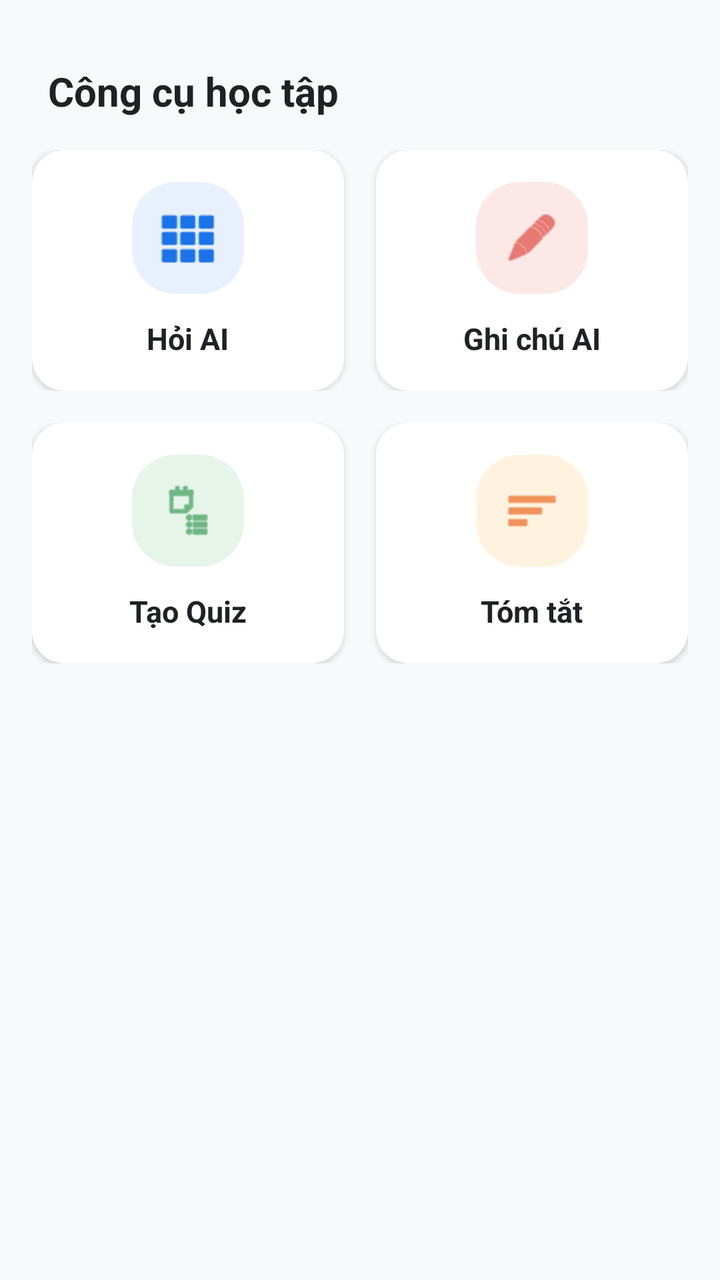
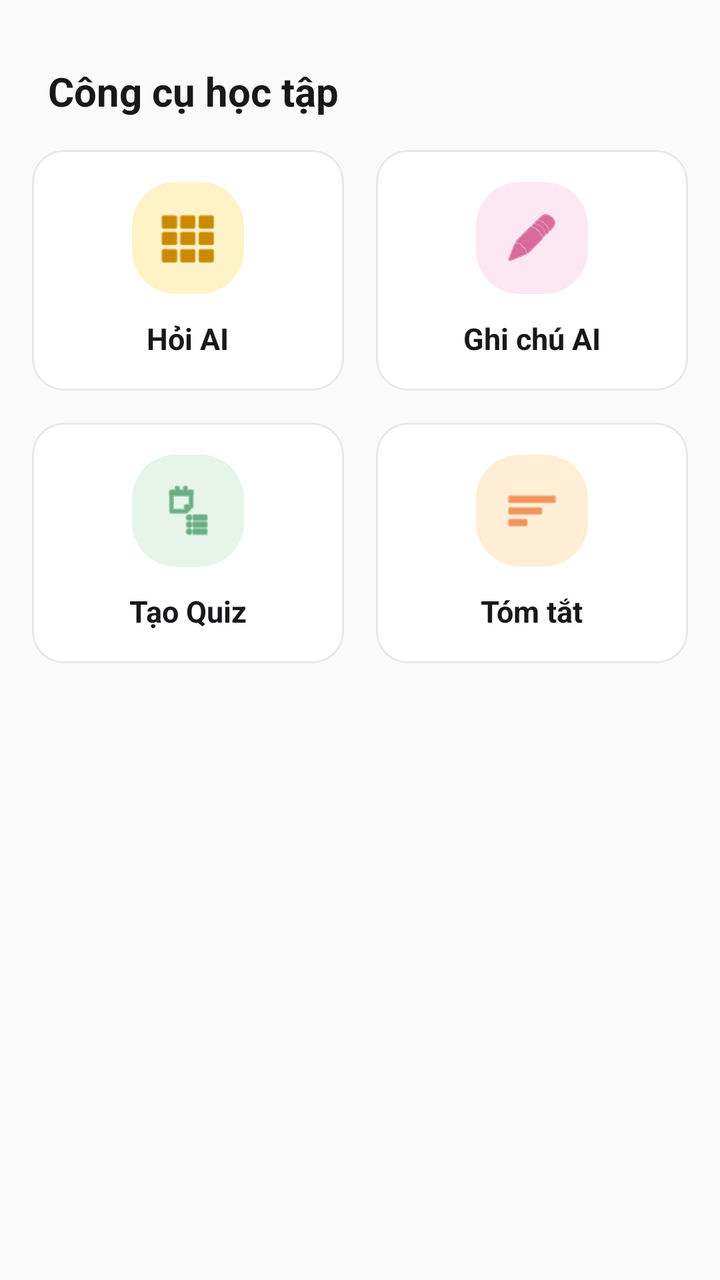

Compare the two renders of this Android layout. The source of the first and the diff that turns it into the second are given below.
<!-- AndroidManifest.xml: application theme Theme.DACS -->
<!-- res/layout/item_home_footer.xml -->
<?xml version="1.0" encoding="utf-8"?>
<LinearLayout xmlns:android="http://schemas.android.com/apk/res/android"
    xmlns:app="http://schemas.android.com/apk/res-auto"
    android:layout_width="match_parent"
    android:layout_height="wrap_content"
    android:orientation="vertical"
    android:background="#F8F9FA"
    android:paddingHorizontal="16dp"
    android:paddingTop="32dp"
    android:paddingBottom="56dp">

    
    <TextView
        android:layout_width="wrap_content"
        android:layout_height="wrap_content"
        android:layout_marginStart="8dp"
        android:layout_marginBottom="16dp"
        android:text="Công cụ học tập"
        android:textColor="#202124"
        android:textSize="20sp"
        android:textStyle="bold" />

    
    <LinearLayout
        android:layout_width="match_parent"
        android:layout_height="wrap_content"
        android:orientation="horizontal"
        android:baselineAligned="false">

        
        <com.google.android.material.card.MaterialCardView
            android:id="@+id/cardAskAI"
            android:layout_width="0dp"
            android:layout_height="wrap_content"
            android:layout_weight="1"
            android:layout_marginEnd="8dp"
            app:cardCornerRadius="16dp"
            app:cardElevation="2dp"
            app:cardBackgroundColor="#FFFFFF"
            android:clickable="true"
            android:focusable="true">

            <LinearLayout
                android:layout_width="match_parent"
                android:layout_height="wrap_content"
                android:orientation="vertical"
                android:padding="16dp"
                android:gravity="center">

                <LinearLayout
                    android:layout_width="56dp"
                    android:layout_height="56dp"
                    android:background="@drawable/bg_input_rounded"
                    android:backgroundTint="#E8F0FE"
                    android:gravity="center">
                    <ImageView android:layout_width="28dp" android:layout_height="28dp" android:src="@android:drawable/ic_dialog_dialer" app:tint="#1A73E8"/>
                </LinearLayout>

                <TextView
                    android:layout_width="wrap_content"
                    android:layout_height="wrap_content"
                    android:layout_marginTop="12dp"
                    android:text="Hỏi AI"
                    android:textColor="#202124"
                    android:textStyle="bold"
                    android:textSize="15sp"/>
            </LinearLayout>
        </com.google.android.material.card.MaterialCardView>

        
        <com.google.android.material.card.MaterialCardView
            android:id="@+id/cardAINotes"
            android:layout_width="0dp"
            android:layout_height="wrap_content"
            android:layout_weight="1"
            android:layout_marginStart="8dp"
            app:cardCornerRadius="16dp"
            app:cardElevation="2dp"
            app:cardBackgroundColor="#FFFFFF"
            android:clickable="true"
            android:focusable="true">

            <LinearLayout
                android:layout_width="match_parent"
                android:layout_height="wrap_content"
                android:orientation="vertical"
                android:padding="16dp"
                android:gravity="center">

                <LinearLayout
                    android:layout_width="56dp"
                    android:layout_height="56dp"
                    android:background="@drawable/bg_input_rounded"
                    android:backgroundTint="#FCE8E6"
                    android:gravity="center">
                    <ImageView android:layout_width="28dp" android:layout_height="28dp" android:src="@android:drawable/ic_menu_edit" app:tint="#D93025"/>
                </LinearLayout>

                <TextView
                    android:layout_width="wrap_content"
                    android:layout_height="wrap_content"
                    android:layout_marginTop="12dp"
                    android:text="Ghi chú AI"
                    android:textColor="#202124"
                    android:textStyle="bold"
                    android:textSize="15sp"/>
            </LinearLayout>
        </com.google.android.material.card.MaterialCardView>
    </LinearLayout>

    
    <LinearLayout
        android:layout_width="match_parent"
        android:layout_height="wrap_content"
        android:orientation="horizontal"
        android:layout_marginTop="16dp"
        android:baselineAligned="false">

        
        <com.google.android.material.card.MaterialCardView
            android:id="@+id/cardQuiz"
            android:layout_width="0dp"
            android:layout_height="wrap_content"
            android:layout_weight="1"
            android:layout_marginEnd="8dp"
            app:cardCornerRadius="16dp"
            app:cardElevation="2dp"
            app:cardBackgroundColor="#FFFFFF"
            android:clickable="true"
            android:focusable="true">

            <LinearLayout
                android:layout_width="match_parent"
                android:layout_height="wrap_content"
                android:orientation="vertical"
                android:padding="16dp"
                android:gravity="center">

                <LinearLayout
                    android:layout_width="56dp"
                    android:layout_height="56dp"
                    android:background="@drawable/bg_input_rounded"
                    android:backgroundTint="#E6F4EA"
                    android:gravity="center">
                    <ImageView android:layout_width="28dp" android:layout_height="28dp" android:src="@android:drawable/ic_menu_agenda" app:tint="#1E8E3E"/>
                </LinearLayout>

                <TextView
                    android:layout_width="wrap_content"
                    android:layout_height="wrap_content"
                    android:layout_marginTop="12dp"
                    android:text="Tạo Quiz"
                    android:textColor="#202124"
                    android:textStyle="bold"
                    android:textSize="15sp"/>
            </LinearLayout>
        </com.google.android.material.card.MaterialCardView>

        
        <com.google.android.material.card.MaterialCardView
            android:id="@+id/cardSummary"
            android:layout_width="0dp"
            android:layout_height="wrap_content"
            android:layout_weight="1"
            android:layout_marginStart="8dp"
            app:cardCornerRadius="16dp"
            app:cardElevation="2dp"
            app:cardBackgroundColor="#FFFFFF"
            android:clickable="true"
            android:focusable="true">

            <LinearLayout
                android:layout_width="match_parent"
                android:layout_height="wrap_content"
                android:orientation="vertical"
                android:padding="16dp"
                android:gravity="center">

                <LinearLayout
                    android:layout_width="56dp"
                    android:layout_height="56dp"
                    android:background="@drawable/bg_input_rounded"
                    android:backgroundTint="#FFF3E0"
                    android:gravity="center">
                    <ImageView android:layout_width="28dp" android:layout_height="28dp" android:src="@android:drawable/ic_menu_sort_by_size" app:tint="#E65100"/>
                </LinearLayout>

                <TextView
                    android:layout_width="wrap_content"
                    android:layout_height="wrap_content"
                    android:layout_marginTop="12dp"
                    android:text="Tóm tắt"
                    android:textColor="#202124"
                    android:textStyle="bold"
                    android:textSize="15sp"/>
            </LinearLayout>
        </com.google.android.material.card.MaterialCardView>
    </LinearLayout>

</LinearLayout>
<!-- resources referenced by this layout -->
<resources>
  <!-- drawable bg_input_rounded (drawable) -->
  <shape xmlns:android="http://schemas.android.com/apk/res/android">
      <solid android:color="#F4F4F4"/>
      <corners android:radius="22dp"/>
  </shape>
  <style name="Theme.DACS" parent="Theme.MaterialComponents.Light.NoActionBar">
          <item name="android:windowTranslucentStatus">true</item>
          <item name="android:windowTranslucentNavigation">true</item>
      </style>
</resources>

<!-- the commit's change to res/layout/item_home_footer.xml (unified diff, before → after) -->
@@ -4,7 +4,7 @@
     android:layout_width="match_parent"
     android:layout_height="wrap_content"
     android:orientation="vertical"
-    android:background="#F8F9FA"
+    android:background="#FAFAFA"
     android:paddingHorizontal="16dp"
     android:paddingTop="32dp"
     android:paddingBottom="56dp">
@@ -16,7 +16,7 @@
         android:layout_marginStart="8dp"
         android:layout_marginBottom="16dp"
         android:text="Công cụ học tập"
-        android:textColor="#202124"
+        android:textColor="#18181B"
         android:textSize="20sp"
         android:textStyle="bold" />
 
@@ -35,25 +35,31 @@
             android:layout_weight="1"
             android:layout_marginEnd="8dp"
             app:cardCornerRadius="16dp"
-            app:cardElevation="2dp"
-            app:cardBackgroundColor="#FFFFFF"
-            android:clickable="true"
-            android:focusable="true">
-
-            <LinearLayout
-                android:layout_width="match_parent"
-                android:layout_height="wrap_content"
-                android:orientation="vertical"
-                android:padding="16dp"
-                android:gravity="center">
-
-                <LinearLayout
-                    android:layout_width="56dp"
-                    android:layout_height="56dp"
-                    android:background="@drawable/bg_input_rounded"
-                    android:backgroundTint="#E8F0FE"
-                    android:gravity="center">
-                    <ImageView android:layout_width="28dp" android:layout_height="28dp" android:src="@android:drawable/ic_dialog_dialer" app:tint="#1A73E8"/>
+            app:cardElevation="0dp"
+            app:strokeWidth="1dp"
+            app:strokeColor="#E5E7EB"
+            app:cardBackgroundColor="#FFFFFF"
+            android:clickable="true"
+            android:focusable="true">
+
+            <LinearLayout
+                android:layout_width="match_parent"
+                android:layout_height="wrap_content"
+                android:orientation="vertical"
+                android:padding="16dp"
+                android:gravity="center">
+
+                <LinearLayout
+                    android:layout_width="56dp"
+                    android:layout_height="56dp"
+                    android:background="@drawable/bg_input_rounded"
+                    android:backgroundTint="#FEF3C7"
+                    android:gravity="center">
+                    <ImageView
+                        android:layout_width="28dp"
+                        android:layout_height="28dp"
+                        android:src="@android:drawable/ic_dialog_dialer"
+                        app:tint="#CA8A04"/>
                 </LinearLayout>
 
                 <TextView
@@ -61,7 +67,7 @@
                     android:layout_height="wrap_content"
                     android:layout_marginTop="12dp"
                     android:text="Hỏi AI"
-                    android:textColor="#202124"
+                    android:textColor="#18181B"
                     android:textStyle="bold"
                     android:textSize="15sp"/>
             </LinearLayout>
@@ -75,25 +81,31 @@
             android:layout_weight="1"
             android:layout_marginStart="8dp"
             app:cardCornerRadius="16dp"
-            app:cardElevation="2dp"
-            app:cardBackgroundColor="#FFFFFF"
-            android:clickable="true"
-            android:focusable="true">
-
-            <LinearLayout
-                android:layout_width="match_parent"
-                android:layout_height="wrap_content"
-                android:orientation="vertical"
-                android:padding="16dp"
-                android:gravity="center">
-
-                <LinearLayout
-                    android:layout_width="56dp"
-                    android:layout_height="56dp"
-                    android:background="@drawable/bg_input_rounded"
-                    android:backgroundTint="#FCE8E6"
-                    android:gravity="center">
-                    <ImageView android:layout_width="28dp" android:layout_height="28dp" android:src="@android:drawable/ic_menu_edit" app:tint="#D93025"/>
+            app:cardElevation="0dp"
+            app:strokeWidth="1dp"
+            app:strokeColor="#E5E7EB"
+            app:cardBackgroundColor="#FFFFFF"
+            android:clickable="true"
+            android:focusable="true">
+
+            <LinearLayout
+                android:layout_width="match_parent"
+                android:layout_height="wrap_content"
+                android:orientation="vertical"
+                android:padding="16dp"
+                android:gravity="center">
+
+                <LinearLayout
+                    android:layout_width="56dp"
+                    android:layout_height="56dp"
+                    android:background="@drawable/bg_input_rounded"
+                    android:backgroundTint="#FCE7F3"
+                    android:gravity="center">
+                    <ImageView
+                        android:layout_width="28dp"
+                        android:layout_height="28dp"
+                        android:src="@android:drawable/ic_menu_edit"
+                        app:tint="#BE185D"/>
                 </LinearLayout>
 
                 <TextView
@@ -101,7 +113,7 @@
                     android:layout_height="wrap_content"
                     android:layout_marginTop="12dp"
                     android:text="Ghi chú AI"
-                    android:textColor="#202124"
+                    android:textColor="#18181B"
                     android:textStyle="bold"
                     android:textSize="15sp"/>
             </LinearLayout>
@@ -124,7 +136,9 @@
             android:layout_weight="1"
             android:layout_marginEnd="8dp"
             app:cardCornerRadius="16dp"
-            app:cardElevation="2dp"
+            app:cardElevation="0dp"
+            app:strokeWidth="1dp"
+            app:strokeColor="#E5E7EB"
             app:cardBackgroundColor="#FFFFFF"
             android:clickable="true"
             android:focusable="true">
@@ -142,7 +156,11 @@
                     android:background="@drawable/bg_input_rounded"
                     android:backgroundTint="#E6F4EA"
                     android:gravity="center">
-                    <ImageView android:layout_width="28dp" android:layout_height="28dp" android:src="@android:drawable/ic_menu_agenda" app:tint="#1E8E3E"/>
+                    <ImageView
+                        android:layout_width="28dp"
+                        android:layout_height="28dp"
+                        android:src="@android:drawable/ic_menu_agenda"
+                        app:tint="#15803D"/>
                 </LinearLayout>
 
                 <TextView
@@ -150,7 +168,7 @@
                     android:layout_height="wrap_content"
                     android:layout_marginTop="12dp"
                     android:text="Tạo Quiz"
-                    android:textColor="#202124"
+                    android:textColor="#18181B"
                     android:textStyle="bold"
                     android:textSize="15sp"/>
             </LinearLayout>
@@ -164,25 +182,31 @@
             android:layout_weight="1"
             android:layout_marginStart="8dp"
             app:cardCornerRadius="16dp"
-            app:cardElevation="2dp"
-            app:cardBackgroundColor="#FFFFFF"
-            android:clickable="true"
-            android:focusable="true">
-
-            <LinearLayout
-                android:layout_width="match_parent"
-                android:layout_height="wrap_content"
-                android:orientation="vertical"
-                android:padding="16dp"
-                android:gravity="center">
-
-                <LinearLayout
-                    android:layout_width="56dp"
-                    android:layout_height="56dp"
-                    android:background="@drawable/bg_input_rounded"
-                    android:backgroundTint="#FFF3E0"
-                    android:gravity="center">
-                    <ImageView android:layout_width="28dp" android:layout_height="28dp" android:src="@android:drawable/ic_menu_sort_by_size" app:tint="#E65100"/>
+            app:cardElevation="0dp"
+            app:strokeWidth="1dp"
+            app:strokeColor="#E5E7EB"
+            app:cardBackgroundColor="#FFFFFF"
+            android:clickable="true"
+            android:focusable="true">
+
+            <LinearLayout
+                android:layout_width="match_parent"
+                android:layout_height="wrap_content"
+                android:orientation="vertical"
+                android:padding="16dp"
+                android:gravity="center">
+
+                <LinearLayout
+                    android:layout_width="56dp"
+                    android:layout_height="56dp"
+                    android:background="@drawable/bg_input_rounded"
+                    android:backgroundTint="#FFEDD5"
+                    android:gravity="center">
+                    <ImageView
+                        android:layout_width="28dp"
+                        android:layout_height="28dp"
+                        android:src="@android:drawable/ic_menu_sort_by_size"
+                        app:tint="#EA580C"/>
                 </LinearLayout>
 
                 <TextView
@@ -190,7 +214,7 @@
                     android:layout_height="wrap_content"
                     android:layout_marginTop="12dp"
                     android:text="Tóm tắt"
-                    android:textColor="#202124"
+                    android:textColor="#18181B"
                     android:textStyle="bold"
                     android:textSize="15sp"/>
             </LinearLayout>
